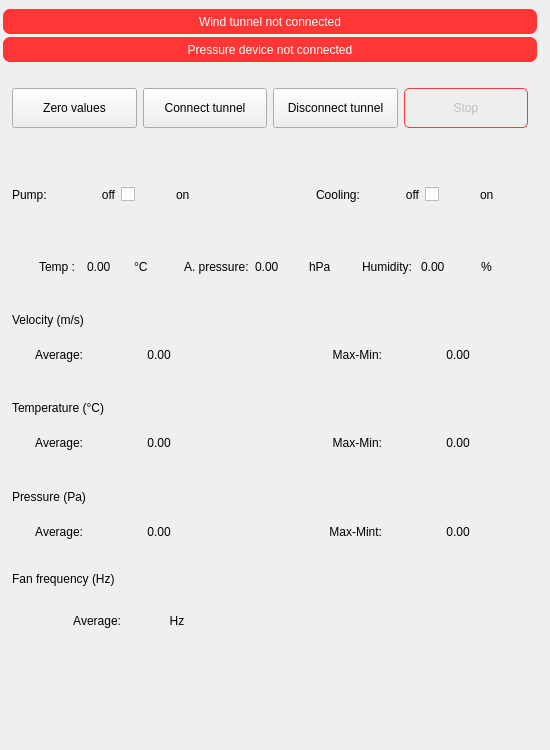
nirow1/Lisbon_wind_tunnel, file Qt_files/wind_tunnel_Info_view.ui: the form before one commit.
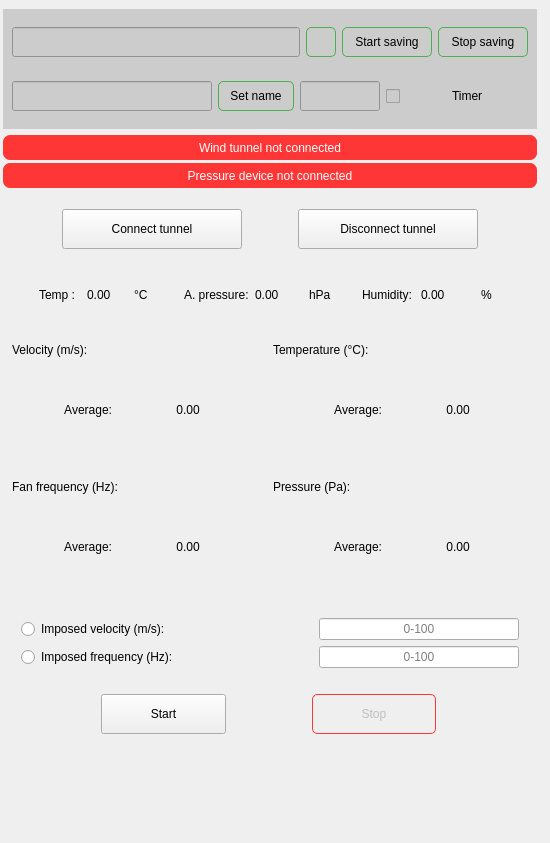
The form after the commit. Custom widgets are drawn as their Qt base class.

What changed in the file:
```diff
--- a/Qt_files/wind_tunnel_Info_view.ui
+++ b/Qt_files/wind_tunnel_Info_view.ui
@@ -7,7 +7,7 @@
     <x>0</x>
     <y>0</y>
     <width>550</width>
-    <height>750</height>
+    <height>843</height>
    </rect>
   </property>
   <property name="maximumSize">
@@ -113,6 +113,215 @@
       <property name="bottomMargin">
        <number>3</number>
       </property>
+      <item>
+       <widget class="QWidget" name="widget_6" native="true">
+        <property name="minimumSize">
+         <size>
+          <width>0</width>
+          <height>100</height>
+         </size>
+        </property>
+        <property name="maximumSize">
+         <size>
+          <width>16777215</width>
+          <height>120</height>
+         </size>
+        </property>
+        <property name="styleSheet">
+         <string notr="true">QWidget{
+	background-color: #ccc;
+}
+QPushButton {
+    border-radius: 5px;
+    border: 1px solid #4CAF50;
+}
+
+QPushButton:hover {
+    background-color: rgb(230, 230, 230);
+}
+
+QPushButton:pressed {
+    background-color: #729D1F;
+}</string>
+        </property>
+        <layout class="QVBoxLayout" name="verticalLayout_7">
+         <item>
+          <widget class="QWidget" name="widget_8" native="true">
+           <layout class="QHBoxLayout" name="horizontalLayout_12">
+            <property name="leftMargin">
+             <number>0</number>
+            </property>
+            <property name="topMargin">
+             <number>0</number>
+            </property>
+            <property name="rightMargin">
+             <number>0</number>
+            </property>
+            <property name="bottomMargin">
+             <number>0</number>
+            </property>
+            <item>
+             <widget class="QLineEdit" name="dir_path_line">
+              <property name="minimumSize">
+               <size>
+                <width>0</width>
+                <height>30</height>
+               </size>
+              </property>
+              <property name="readOnly">
+               <bool>true</bool>
+              </property>
+             </widget>
+            </item>
+            <item>
+             <widget class="QPushButton" name="change_dir_btn">
+              <property name="maximumSize">
+               <size>
+                <width>30</width>
+                <height>30</height>
+               </size>
+              </property>
+              <property name="cursor">
+               <cursorShape>PointingHandCursor</cursorShape>
+              </property>
+              <property name="text">
+               <string/>
+              </property>
+             </widget>
+            </item>
+            <item>
+             <widget class="QPushButton" name="start_saving_btn">
+              <property name="minimumSize">
+               <size>
+                <width>90</width>
+                <height>30</height>
+               </size>
+              </property>
+              <property name="text">
+               <string>Start saving</string>
+              </property>
+             </widget>
+            </item>
+            <item>
+             <widget class="QPushButton" name="stop_saving_btn">
+              <property name="minimumSize">
+               <size>
+                <width>90</width>
+                <height>30</height>
+               </size>
+              </property>
+              <property name="text">
+               <string>Stop saving</string>
+              </property>
+             </widget>
+            </item>
+           </layout>
+          </widget>
+         </item>
+         <item>
+          <widget class="QWidget" name="widget_9" native="true">
+           <layout class="QHBoxLayout" name="horizontalLayout_3">
+            <property name="leftMargin">
+             <number>0</number>
+            </property>
+            <property name="topMargin">
+             <number>0</number>
+            </property>
+            <property name="rightMargin">
+             <number>0</number>
+            </property>
+            <property name="bottomMargin">
+             <number>0</number>
+            </property>
+            <item>
+             <widget class="QLineEdit" name="file_name_le">
+              <property name="enabled">
+               <bool>true</bool>
+              </property>
+              <property name="minimumSize">
+               <size>
+                <width>0</width>
+                <height>30</height>
+               </size>
+              </property>
+              <property name="maximumSize">
+               <size>
+                <width>200</width>
+                <height>16777215</height>
+               </size>
+              </property>
+              <property name="readOnly">
+               <bool>false</bool>
+              </property>
+             </widget>
+            </item>
+            <item>
+             <widget class="QPushButton" name="set_name_btn">
+              <property name="minimumSize">
+               <size>
+                <width>75</width>
+                <height>30</height>
+               </size>
+              </property>
+              <property name="text">
+               <string>Set name</string>
+              </property>
+             </widget>
+            </item>
+            <item>
+             <widget class="QLineEdit" name="save_timer_le">
+              <property name="minimumSize">
+               <size>
+                <width>0</width>
+                <height>30</height>
+               </size>
+              </property>
+              <property name="maximumSize">
+               <size>
+                <width>80</width>
+                <height>16777215</height>
+               </size>
+              </property>
+             </widget>
+            </item>
+            <item>
+             <widget class="AnimatedToggle" name="save_timer_chb">
+              <property name="sizePolicy">
+               <sizepolicy hsizetype="Preferred" vsizetype="Preferred">
+                <horstretch>0</horstretch>
+                <verstretch>0</verstretch>
+               </sizepolicy>
+              </property>
+              <property name="minimumSize">
+               <size>
+                <width>60</width>
+                <height>0</height>
+               </size>
+              </property>
+              <property name="maximumSize">
+               <size>
+                <width>60</width>
+                <height>16777215</height>
+               </size>
+              </property>
+              <property name="text">
+               <string/>
+              </property>
+             </widget>
+            </item>
+            <item>
+             <widget class="QLabel" name="label_7">
+              <property name="text">
+               <string>Timer</string>
+              </property>
+             </widget>
+            </item>
+           </layout>
+          </widget>
+         </item>
+        </layout>
+       </widget>
+      </item>
       <item>
        <widget class="QWidget" name="widget_37" native="true">
         <property name="sizePolicy">
@@ -203,32 +412,13 @@
         <property name="maximumSize">
          <size>
           <width>16777215</width>
-          <height>80</height>
+          <height>70</height>
          </size>
         </property>
         <property name="styleSheet">
          <string notr="true"/>
         </property>
         <layout class="QHBoxLayout" name="horizontalLayout_2">
-         <item>
-          <widget class="QPushButton" name="zero_values_btn">
-           <property name="minimumSize">
-            <size>
-             <width>0</width>
-             <height>40</height>
-            </size>
-           </property>
-           <property name="maximumSize">
-            <size>
-             <width>180</width>
-             <height>16777215</height>
-            </size>
-           </property>
-           <property name="text">
-            <string>Zero values</string>
-           </property>
-          </widget>
-         </item>
          <item>
           <widget class="QPushButton" name="connect_tunel_btn">
            <property name="minimumSize">
@@ -267,192 +457,6 @@
            </property>
           </widget>
          </item>
-         <item>
-          <widget class="QWidget" name="widget_16" native="true">
-           <property name="minimumSize">
-            <size>
-             <width>0</width>
-             <height>44</height>
-            </size>
-           </property>
-           <property name="maximumSize">
-            <size>
-             <width>125</width>
-             <height>16777215</height>
-            </size>
-           </property>
-           <property name="styleSheet">
-            <string notr="true">QPushButton {
-    border-radius: 5px;
-    border: 1px solid #FF3636;
-}
-
-QPushButton:hover {
-    background-color: rgb(230, 230, 230);
-}
-
-QPushButton:pressed {
-    background-color: #FF2626;
-}</string>
-           </property>
-           <layout class="QHBoxLayout" name="horizontalLayout_9">
-            <property name="leftMargin">
-             <number>0</number>
-            </property>
-            <property name="topMargin">
-             <number>0</number>
-            </property>
-            <property name="rightMargin">
-             <number>0</number>
-            </property>
-            <property name="bottomMargin">
-             <number>0</number>
-            </property>
-            <item>
-             <widget class="QPushButton" name="stop_tunnel_btn">
-              <property name="enabled">
-               <bool>false</bool>
-              </property>
-              <property name="maximumSize">
-               <size>
-                <width>124</width>
-                <height>40</height>
-               </size>
-              </property>
-              <property name="text">
-               <string>Stop</string>
-              </property>
-             </widget>
-            </item>
-           </layout>
-          </widget>
-         </item>
-        </layout>
-       </widget>
-      </item>
-      <item>
-       <widget class="QWidget" name="widget_9" native="true">
-        <property name="minimumSize">
-         <size>
-          <width>0</width>
-          <height>0</height>
-         </size>
-        </property>
-        <property name="maximumSize">
-         <size>
-          <width>16777215</width>
-          <height>100</height>
-         </size>
-        </property>
-        <layout class="QHBoxLayout" name="horizontalLayout_3">
-         <item>
-          <widget class="QWidget" name="widget_19" native="true">
-           <layout class="QHBoxLayout" name="horizontalLayout_18">
-            <property name="leftMargin">
-             <number>0</number>
-            </property>
-            <property name="topMargin">
-             <number>0</number>
-            </property>
-            <property name="rightMargin">
-             <number>0</number>
-            </property>
-            <property name="bottomMargin">
-             <number>0</number>
-            </property>
-            <item>
-             <widget class="QLabel" name="label_15">
-              <property name="text">
-               <string>Pump:</string>
-              </property>
-             </widget>
-            </item>
-            <item>
-             <widget class="QLabel" name="label_16">
-              <property name="text">
-               <string>off</string>
-              </property>
-              <property name="alignment">
-               <set>Qt::AlignmentFlag::AlignRight|Qt::AlignmentFlag::AlignTrailing|Qt::AlignmentFlag::AlignVCenter</set>
-              </property>
-             </widget>
-            </item>
-            <item>
-             <widget class="AnimatedToggle" name="pump_chb">
-              <property name="text">
-               <string/>
-              </property>
-             </widget>
-            </item>
-            <item>
-             <widget class="QLabel" name="label_17">
-              <property name="text">
-               <string>on</string>
-              </property>
-             </widget>
-            </item>
-           </layout>
-          </widget>
-         </item>
-         <item>
-          <widget class="QWidget" name="widget_2" native="true">
-           <property name="maximumSize">
-            <size>
-             <width>80</width>
-             <height>16777215</height>
-            </size>
-           </property>
-          </widget>
-         </item>
-         <item>
-          <widget class="QWidget" name="widget_18" native="true">
-           <layout class="QHBoxLayout" name="horizontalLayout_20">
-            <property name="leftMargin">
-             <number>0</number>
-            </property>
-            <property name="topMargin">
-             <number>0</number>
-            </property>
-            <property name="rightMargin">
-             <number>0</number>
-            </property>
-            <property name="bottomMargin">
-             <number>0</number>
-            </property>
-            <item>
-             <widget class="QLabel" name="label_18">
-              <property name="text">
-               <string>Cooling:</string>
-              </property>
-             </widget>
-            </item>
-            <item>
-             <widget class="QLabel" name="label_19">
-              <property name="text">
-               <string>off</string>
-              </property>
-              <property name="alignment">
-               <set>Qt::AlignmentFlag::AlignRight|Qt::AlignmentFlag::AlignTrailing|Qt::AlignmentFlag::AlignVCenter</set>
-              </property>
-             </widget>
-            </item>
-            <item>
-             <widget class="AnimatedToggle" name="cooling_chb">
-              <property name="text">
-               <string/>
-              </property>
-             </widget>
-            </item>
-            <item>
-             <widget class="QLabel" name="label_20">
-              <property name="text">
-               <string>on</string>
-              </property>
-             </widget>
-            </item>
-           </layout>
-          </widget>
-         </item>
         </layout>
        </widget>
       </item>
@@ -627,17 +631,66 @@
       <item>
        <widget class="QWidget" name="widget_11" native="true">
         <layout class="QVBoxLayout" name="verticalLayout_2">
+         <property name="leftMargin">
+          <number>9</number>
+         </property>
+         <property name="topMargin">
+          <number>9</number>
+         </property>
+         <property name="rightMargin">
+          <number>9</number>
+         </property>
+         <property name="bottomMargin">
+          <number>9</number>
+         </property>
          <item>
-          <widget class="QLabel" name="label_3">
+          <widget class="QWidget" name="widget_25" native="true">
            <property name="maximumSize">
             <size>
              <width>16777215</width>
-             <height>25</height>
+             <height>30</height>
             </size>
            </property>
-           <property name="text">
-            <string>Velocity (m/s)</string>
-           </property>
+           <layout class="QHBoxLayout" name="horizontalLayout_14">
+            <property name="leftMargin">
+             <number>0</number>
+            </property>
+            <property name="topMargin">
+             <number>0</number>
+            </property>
+            <property name="rightMargin">
+             <number>0</number>
+            </property>
+            <property name="bottomMargin">
+             <number>0</number>
+            </property>
+            <item>
+             <widget class="QLabel" name="label_3">
+              <property name="maximumSize">
+               <size>
+                <width>16777215</width>
+                <height>25</height>
+               </size>
+              </property>
+              <property name="text">
+               <string>Velocity (m/s):</string>
+              </property>
+             </widget>
+            </item>
+            <item>
+             <widget class="QLabel" name="label_13">
+              <property name="maximumSize">
+               <size>
+                <width>16777215</width>
+                <height>25</height>
+               </size>
+              </property>
+              <property name="text">
+               <string>Temperature (°C):</string>
+              </property>
+             </widget>
+            </item>
+           </layout>
           </widget>
          </item>
          <item>
@@ -657,6 +710,12 @@
             </property>
             <item>
              <widget class="QLabel" name="label_6">
+              <property name="maximumSize">
+               <size>
+                <width>100</width>
+                <height>16777215</height>
+               </size>
+              </property>
               <property name="text">
                <string>Average:</string>
               </property>
@@ -691,72 +750,6 @@
              </widget>
             </item>
             <item>
-             <widget class="QWidget" name="widget_14" native="true"/>
-            </item>
-            <item>
-             <widget class="QLabel" name="label_7">
-              <property name="text">
-               <string>Max-Min:</string>
-              </property>
-              <property name="alignment">
-               <set>Qt::AlignmentFlag::AlignRight|Qt::AlignmentFlag::AlignTrailing|Qt::AlignmentFlag::AlignVCenter</set>
-              </property>
-             </widget>
-            </item>
-            <item>
-             <widget class="QLabel" name="max_min_velocity_lbl">
-              <property name="minimumSize">
-               <size>
-                <width>140</width>
-                <height>0</height>
-               </size>
-              </property>
-              <property name="text">
-               <string>0.00</string>
-              </property>
-              <property name="alignment">
-               <set>Qt::AlignmentFlag::AlignCenter</set>
-              </property>
-             </widget>
-            </item>
-           </layout>
-          </widget>
-         </item>
-        </layout>
-       </widget>
-      </item>
-      <item>
-       <widget class="QWidget" name="widget_22" native="true">
-        <layout class="QVBoxLayout" name="verticalLayout_6">
-         <item>
-          <widget class="QLabel" name="label_13">
-           <property name="maximumSize">
-            <size>
-             <width>16777215</width>
-             <height>25</height>
-            </size>
-           </property>
-           <property name="text">
-            <string>Temperature (°C)</string>
-           </property>
-          </widget>
-         </item>
-         <item>
-          <widget class="QWidget" name="widget_23" native="true">
-           <layout class="QHBoxLayout" name="horizontalLayout_13">
-            <property name="leftMargin">
-             <number>0</number>
-            </property>
-            <property name="topMargin">
-             <number>0</number>
-            </property>
-            <property name="rightMargin">
-             <number>0</number>
-            </property>
-            <property name="bottomMargin">
-             <number>0</number>
-            </property>
-            <item>
              <widget class="QLabel" name="label_14">
               <property name="text">
                <string>Average:</string>
@@ -791,136 +784,6 @@
               </property>
              </widget>
             </item>
-            <item>
-             <widget class="QWidget" name="widget_24" native="true"/>
-            </item>
-            <item>
-             <widget class="QLabel" name="label_21">
-              <property name="text">
-               <string>Max-Min:</string>
-              </property>
-              <property name="alignment">
-               <set>Qt::AlignmentFlag::AlignRight|Qt::AlignmentFlag::AlignTrailing|Qt::AlignmentFlag::AlignVCenter</set>
-              </property>
-             </widget>
-            </item>
-            <item>
-             <widget class="QLabel" name="max_min_temp_lbl">
-              <property name="minimumSize">
-               <size>
-                <width>140</width>
-                <height>0</height>
-               </size>
-              </property>
-              <property name="text">
-               <string>0.00</string>
-              </property>
-              <property name="alignment">
-               <set>Qt::AlignmentFlag::AlignCenter</set>
-              </property>
-             </widget>
-            </item>
-           </layout>
-          </widget>
-         </item>
-        </layout>
-       </widget>
-      </item>
-      <item>
-       <widget class="QWidget" name="widget_15" native="true">
-        <layout class="QVBoxLayout" name="verticalLayout_5">
-         <item>
-          <widget class="QLabel" name="label_8">
-           <property name="maximumSize">
-            <size>
-             <width>16777215</width>
-             <height>25</height>
-            </size>
-           </property>
-           <property name="text">
-            <string>Pressure (Pa)</string>
-           </property>
-          </widget>
-         </item>
-         <item>
-          <widget class="QWidget" name="widget_17" native="true">
-           <layout class="QHBoxLayout" name="horizontalLayout_7">
-            <property name="leftMargin">
-             <number>0</number>
-            </property>
-            <property name="topMargin">
-             <number>0</number>
-            </property>
-            <property name="rightMargin">
-             <number>0</number>
-            </property>
-            <property name="bottomMargin">
-             <number>0</number>
-            </property>
-            <item>
-             <widget class="QLabel" name="label_10">
-              <property name="text">
-               <string>Average:</string>
-              </property>
-              <property name="alignment">
-               <set>Qt::AlignmentFlag::AlignRight|Qt::AlignmentFlag::AlignTrailing|Qt::AlignmentFlag::AlignVCenter</set>
-              </property>
-             </widget>
-            </item>
-            <item>
-             <widget class="QLabel" name="pressure_lbl">
-              <property name="minimumSize">
-               <size>
-                <width>140</width>
-                <height>0</height>
-               </size>
-              </property>
-              <property name="maximumSize">
-               <size>
-                <width>16777215</width>
-                <height>16777215</height>
-               </size>
-              </property>
-              <property name="styleSheet">
-               <string notr="true"/>
-              </property>
-              <property name="text">
-               <string>0.00</string>
-              </property>
-              <property name="alignment">
-               <set>Qt::AlignmentFlag::AlignCenter</set>
-              </property>
-             </widget>
-            </item>
-            <item>
-             <widget class="QWidget" name="widget_21" native="true"/>
-            </item>
-            <item>
-             <widget class="QLabel" name="label_11">
-              <property name="text">
-               <string>Max-Mint:</string>
-              </property>
-              <property name="alignment">
-               <set>Qt::AlignmentFlag::AlignRight|Qt::AlignmentFlag::AlignTrailing|Qt::AlignmentFlag::AlignVCenter</set>
-              </property>
-             </widget>
-            </item>
-            <item>
-             <widget class="QLabel" name="max_min_pressure_lbl">
-              <property name="minimumSize">
-               <size>
-                <width>140</width>
-                <height>0</height>
-               </size>
-              </property>
-              <property name="text">
-               <string>0.00</string>
-              </property>
-              <property name="alignment">
-               <set>Qt::AlignmentFlag::AlignCenter</set>
-              </property>
-             </widget>
-            </item>
            </layout>
           </widget>
          </item>
@@ -949,15 +812,70 @@
           <number>9</number>
          </property>
          <item>
-          <widget class="QLabel" name="label_22">
-           <property name="text">
-            <string>Fan frequency (Hz)</string>
+          <widget class="QWidget" name="widget_14" native="true">
+           <property name="maximumSize">
+            <size>
+             <width>16777215</width>
+             <height>30</height>
+            </size>
            </property>
+           <layout class="QHBoxLayout" name="horizontalLayout_13">
+            <property name="leftMargin">
+             <number>0</number>
+            </property>
+            <property name="topMargin">
+             <number>0</number>
+            </property>
+            <property name="rightMargin">
+             <number>0</number>
+            </property>
+            <property name="bottomMargin">
+             <number>0</number>
+            </property>
+            <item>
+             <widget class="QLabel" name="label_22">
+              <property name="maximumSize">
+               <size>
+                <width>16777215</width>
+                <height>25</height>
+               </size>
+              </property>
+              <property name="text">
+               <string>Fan frequency (Hz):</string>
+              </property>
+             </widget>
+            </item>
+            <item>
+             <widget class="QLabel" name="label_8">
+              <property name="maximumSize">
+               <size>
+                <width>16777215</width>
+                <height>25</height>
+               </size>
+              </property>
+              <property name="text">
+               <string>Pressure (Pa):</string>
+              </property>
+             </widget>
+            </item>
+           </layout>
           </widget>
          </item>
          <item>
           <widget class="QWidget" name="widget_3" native="true">
            <layout class="QHBoxLayout" name="horizontalLayout_4">
+            <property name="leftMargin">
+             <number>0</number>
+            </property>
+            <property name="topMargin">
+             <number>0</number>
+            </property>
+            <property name="rightMargin">
+             <number>0</number>
+            </property>
+            <property name="bottomMargin">
+             <number>0</number>
+            </property>
             <item>
              <widget class="QLabel" name="label_23">
               <property name="maximumSize">
@@ -978,18 +896,18 @@
              <widget class="QLabel" name="frequency_lbl">
               <property name="minimumSize">
                <size>
-                <width>100</width>
+                <width>140</width>
                 <height>40</height>
                </size>
               </property>
               <property name="maximumSize">
                <size>
-                <width>40</width>
+                <width>16777215</width>
                 <height>16777215</height>
                </size>
               </property>
               <property name="text">
-               <string>Hz</string>
+               <string>0.00</string>
               </property>
               <property name="alignment">
                <set>Qt::AlignmentFlag::AlignCenter</set>
@@ -997,7 +915,212 @@
              </widget>
             </item>
             <item>
-             <widget class="QWidget" name="widget_6" native="true"/>
+             <widget class="QLabel" name="label_10">
+              <property name="text">
+               <string>Average:</string>
+              </property>
+              <property name="alignment">
+               <set>Qt::AlignmentFlag::AlignRight|Qt::AlignmentFlag::AlignTrailing|Qt::AlignmentFlag::AlignVCenter</set>
+              </property>
+             </widget>
+            </item>
+            <item>
+             <widget class="QLabel" name="pressure_lbl">
+              <property name="minimumSize">
+               <size>
+                <width>140</width>
+                <height>0</height>
+               </size>
+              </property>
+              <property name="maximumSize">
+               <size>
+                <width>16777215</width>
+                <height>16777215</height>
+               </size>
+              </property>
+              <property name="styleSheet">
+               <string notr="true"/>
+              </property>
+              <property name="text">
+               <string>0.00</string>
+              </property>
+              <property name="alignment">
+               <set>Qt::AlignmentFlag::AlignCenter</set>
+              </property>
+             </widget>
+            </item>
+           </layout>
+          </widget>
+         </item>
+        </layout>
+       </widget>
+      </item>
+      <item>
+       <widget class="QWidget" name="widget_10" native="true">
+        <layout class="QVBoxLayout" name="verticalLayout_8">
+         <item>
+          <widget class="QWidget" name="widget_18" native="true">
+           <layout class="QGridLayout" name="gridLayout">
+            <item row="0" column="0">
+             <widget class="QRadioButton" name="set_velocity_rb">
+              <property name="minimumSize">
+               <size>
+                <width>200</width>
+                <height>0</height>
+               </size>
+              </property>
+              <property name="text">
+               <string>Imposed velocity (m/s):</string>
+              </property>
+              <property name="checkable">
+               <bool>true</bool>
+              </property>
+             </widget>
+            </item>
+            <item row="0" column="1">
+             <widget class="QLineEdit" name="set_velocity_le">
+              <property name="sizePolicy">
+               <sizepolicy hsizetype="Preferred" vsizetype="Fixed">
+                <horstretch>0</horstretch>
+                <verstretch>0</verstretch>
+               </sizepolicy>
+              </property>
+              <property name="maximumSize">
+               <size>
+                <width>200</width>
+                <height>30</height>
+               </size>
+              </property>
+              <property name="alignment">
+               <set>Qt::AlignmentFlag::AlignCenter</set>
+              </property>
+              <property name="placeholderText">
+               <string>0-100</string>
+              </property>
+             </widget>
+            </item>
+            <item row="1" column="0">
+             <widget class="QRadioButton" name="set_frequency_rb">
+              <property name="minimumSize">
+               <size>
+                <width>200</width>
+                <height>0</height>
+               </size>
+              </property>
+              <property name="text">
+               <string>Imposed frequency (Hz):</string>
+              </property>
+              <property name="checkable">
+               <bool>true</bool>
+              </property>
+             </widget>
+            </item>
+            <item row="1" column="1">
+             <widget class="QLineEdit" name="set_frequency_le">
+              <property name="sizePolicy">
+               <sizepolicy hsizetype="Preferred" vsizetype="Fixed">
+                <horstretch>0</horstretch>
+                <verstretch>0</verstretch>
+               </sizepolicy>
+              </property>
+              <property name="maximumSize">
+               <size>
+                <width>200</width>
+                <height>30</height>
+               </size>
+              </property>
+              <property name="inputMask">
+               <string/>
+              </property>
+              <property name="text">
+               <string/>
+              </property>
+              <property name="alignment">
+               <set>Qt::AlignmentFlag::AlignCenter</set>
+              </property>
+              <property name="placeholderText">
+               <string>0-100</string>
+              </property>
+             </widget>
+            </item>
+           </layout>
+          </widget>
+         </item>
+         <item>
+          <widget class="QWidget" name="widget_19" native="true">
+           <layout class="QHBoxLayout" name="horizontalLayout_6">
+            <item>
+             <widget class="QPushButton" name="pushButton">
+              <property name="maximumSize">
+               <size>
+                <width>125</width>
+                <height>40</height>
+               </size>
+              </property>
+              <property name="text">
+               <string>Start</string>
+              </property>
+             </widget>
+            </item>
+            <item>
+             <widget class="QWidget" name="widget_16" native="true">
+              <property name="minimumSize">
+               <size>
+                <width>0</width>
+                <height>44</height>
+               </size>
+              </property>
+              <property name="maximumSize">
+               <size>
+                <width>125</width>
+                <height>16777215</height>
+               </size>
+              </property>
+              <property name="styleSheet">
+               <string notr="true">QPushButton {
+    border-radius: 5px;
+    border: 1px solid #FF3636;
+}
+
+QPushButton:hover {
+    background-color: rgb(230, 230, 230);
+}
+
+QPushButton:pressed {
+    background-color: #FF2626;
+}</string>
+              </property>
+              <layout class="QHBoxLayout" name="horizontalLayout_9">
+               <property name="leftMargin">
+                <number>0</number>
+               </property>
+               <property name="topMargin">
+                <number>0</number>
+               </property>
+               <property name="rightMargin">
+                <number>0</number>
+               </property>
+               <property name="bottomMargin">
+                <number>0</number>
+               </property>
+               <item>
+                <widget class="QPushButton" name="stop_tunnel_btn">
+                 <property name="enabled">
+                  <bool>false</bool>
+                 </property>
+                 <property name="maximumSize">
+                  <size>
+                   <width>124</width>
+                   <height>40</height>
+                  </size>
+                 </property>
+                 <property name="text">
+                  <string>Stop</string>
+                 </property>
+                </widget>
+               </item>
+              </layout>
+             </widget>
             </item>
            </layout>
           </widget>
@@ -1007,6 +1130,12 @@
       </item>
       <item>
        <widget class="QWidget" name="widget_33" native="true">
+        <property name="maximumSize">
+         <size>
+          <width>16777215</width>
+          <height>80</height>
+         </size>
+        </property>
         <property name="styleSheet">
          <string notr="true">QPushButton {
     border-radius: 5px;
@@ -1021,6 +1150,17 @@
     background-color: #FF2626;
 }</string>
         </property>
+        <widget class="QWidget" name="widget_15" native="true">
+         <property name="geometry">
+          <rect>
+           <x>20</x>
+           <y>20</y>
+           <width>498</width>
+           <height>40</height>
+          </rect>
+         </property>
+         <layout class="QHBoxLayout" name="horizontalLayout_7"/>
+        </widget>
        </widget>
       </item>
      </layout>
```
Left out of the diff: 5 changed lines with no effect on the pictures.
